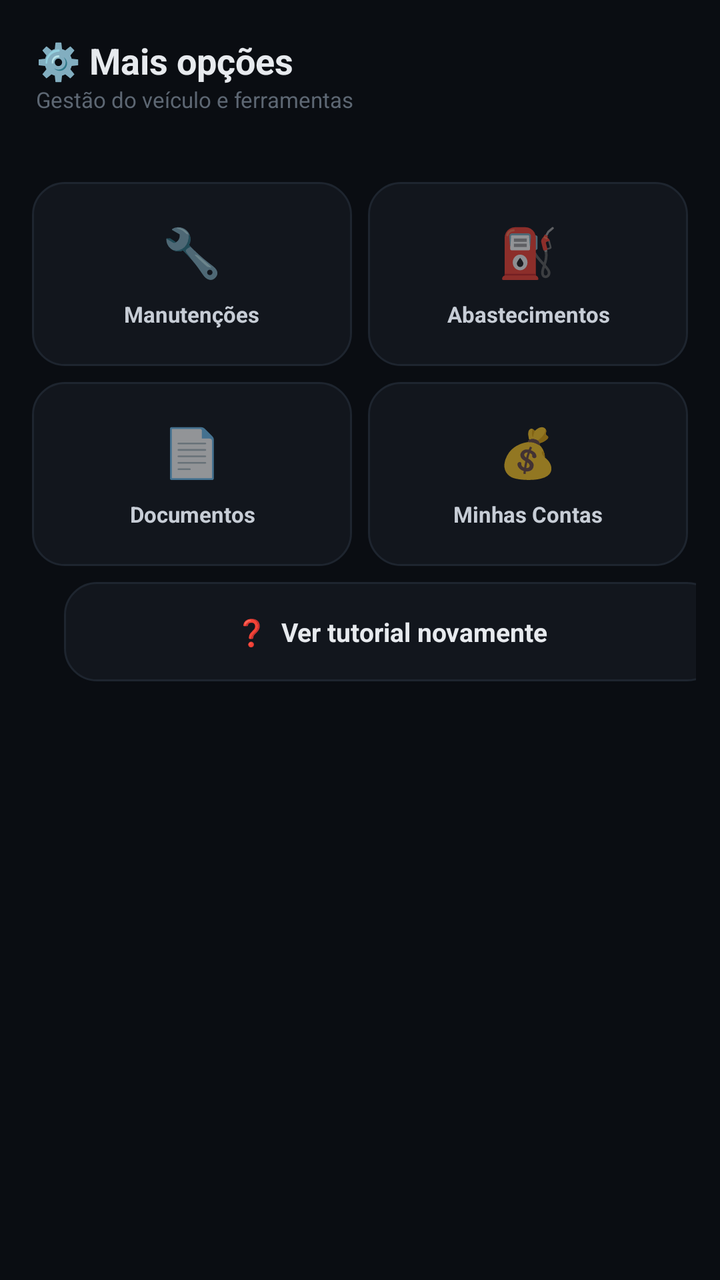
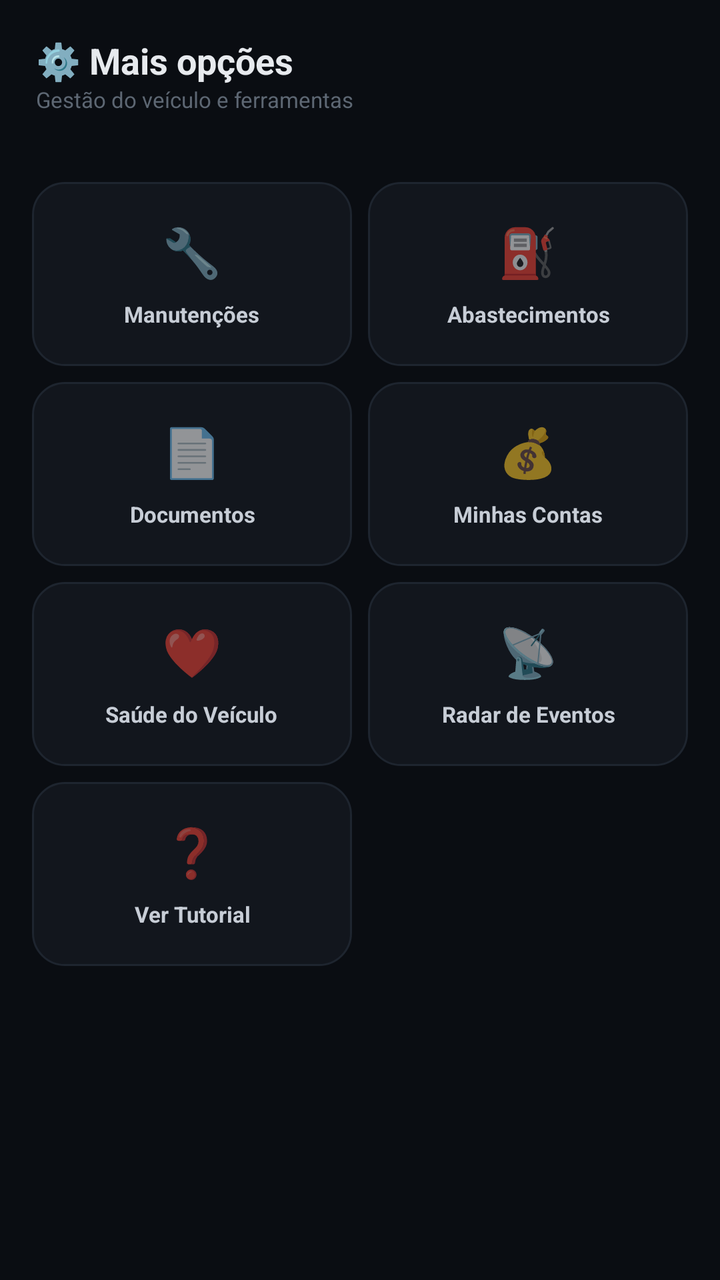

Screens rendered from an Android XML layout before and after an edit, with the pre-edit source and the edit as a unified diff.
<!-- AndroidManifest.xml: application theme Theme.MaterialComponents.DayNight.NoActionBar -->
<!-- res/layout/activity_mais_opcoes.xml -->
<?xml version="1.0" encoding="utf-8"?>
<ScrollView xmlns:android="http://schemas.android.com/apk/res/android"
    android:layout_width="match_parent"
    android:layout_height="match_parent"
    android:background="#0A0D12">

    <LinearLayout
        android:layout_width="match_parent"
        android:layout_height="wrap_content"
        android:orientation="vertical">

        <LinearLayout
            android:layout_width="match_parent"
            android:layout_height="wrap_content"
            android:orientation="vertical"
            android:padding="18dp"
            android:paddingBottom="10dp">

            <TextView
                android:layout_width="wrap_content"
                android:layout_height="wrap_content"
                android:text="⚙️ Mais opções"
                android:textColor="#E7EAEE"
                android:textSize="18sp"
                android:textStyle="bold" />

            <TextView
                android:layout_width="wrap_content"
                android:layout_height="wrap_content"
                android:text="Gestão do veículo e ferramentas"
                android:textColor="#5D6773"
                android:textSize="11sp" />
        </LinearLayout>

        <LinearLayout
            android:layout_width="match_parent"
            android:layout_height="wrap_content"
            android:orientation="vertical"
            android:padding="12dp">

            <LinearLayout
                android:layout_width="match_parent"
                android:layout_height="wrap_content"
                android:orientation="horizontal">

                <LinearLayout
                    android:id="@+id/btnManutencoes"
                    android:layout_width="0dp"
                    android:layout_height="92dp"
                    android:layout_weight="1"
                    android:layout_margin="4dp"
                    android:orientation="vertical"
                    android:gravity="center"
                    android:paddingStart="4dp"
                    android:paddingEnd="4dp"
                    android:background="@drawable/bg_card_dark"
                    android:clickable="true"
                    android:focusable="true">

                    <TextView
                        android:layout_width="wrap_content"
                        android:layout_height="wrap_content"
                        android:text="🔧"
                        android:textSize="24sp" />

                    <TextView
                        android:layout_width="wrap_content"
                        android:layout_height="wrap_content"
                        android:text="Manutenções"
                        android:textColor="#C7CDD6"
                        android:textSize="11sp"
                        android:textStyle="bold"
                        android:maxLines="1"
                        android:gravity="center"
                        android:layout_marginTop="8dp" />
                </LinearLayout>

                <LinearLayout
                    android:id="@+id/btnAbastecimentos"
                    android:layout_width="0dp"
                    android:layout_height="92dp"
                    android:layout_weight="1"
                    android:layout_margin="4dp"
                    android:orientation="vertical"
                    android:gravity="center"
                    android:paddingStart="4dp"
                    android:paddingEnd="4dp"
                    android:background="@drawable/bg_card_dark"
                    android:clickable="true"
                    android:focusable="true">

                    <TextView
                        android:layout_width="wrap_content"
                        android:layout_height="wrap_content"
                        android:text="⛽"
                        android:textSize="24sp" />

                    <TextView
                        android:layout_width="wrap_content"
                        android:layout_height="wrap_content"
                        android:text="Abastecimentos"
                        android:textColor="#C7CDD6"
                        android:textSize="11sp"
                        android:textStyle="bold"
                        android:maxLines="1"
                        android:gravity="center"
                        android:layout_marginTop="8dp" />
                </LinearLayout>
            </LinearLayout>

            <LinearLayout
                android:layout_width="match_parent"
                android:layout_height="wrap_content"
                android:orientation="horizontal">

                <LinearLayout
                    android:id="@+id/btnDocumentos"
                    android:layout_width="0dp"
                    android:layout_height="92dp"
                    android:layout_weight="1"
                    android:layout_margin="4dp"
                    android:orientation="vertical"
                    android:gravity="center"
                    android:paddingStart="4dp"
                    android:paddingEnd="4dp"
                    android:background="@drawable/bg_card_dark"
                    android:clickable="true"
                    android:focusable="true">

                    <TextView
                        android:layout_width="wrap_content"
                        android:layout_height="wrap_content"
                        android:text="📄"
                        android:textSize="24sp" />

                    <TextView
                        android:layout_width="wrap_content"
                        android:layout_height="wrap_content"
                        android:text="Documentos"
                        android:textColor="#C7CDD6"
                        android:textSize="11sp"
                        android:textStyle="bold"
                        android:maxLines="1"
                        android:gravity="center"
                        android:layout_marginTop="8dp" />
                </LinearLayout>

                <LinearLayout
                    android:id="@+id/btnContas"
                    android:layout_width="0dp"
                    android:layout_height="92dp"
                    android:layout_weight="1"
                    android:layout_margin="4dp"
                    android:orientation="vertical"
                    android:gravity="center"
                    android:paddingStart="4dp"
                    android:paddingEnd="4dp"
                    android:background="@drawable/bg_card_dark"
                    android:clickable="true"
                    android:focusable="true">

                    <TextView
                        android:layout_width="wrap_content"
                        android:layout_height="wrap_content"
                        android:text="💰"
                        android:textSize="24sp" />

                    <TextView
                        android:layout_width="wrap_content"
                        android:layout_height="wrap_content"
                        android:text="Minhas Contas"
                        android:textColor="#C7CDD6"
                        android:textSize="11sp"
                        android:textStyle="bold"
                        android:maxLines="1"
                        android:gravity="center"
                        android:layout_marginTop="8dp" />
                </LinearLayout>
            </LinearLayout>

            <LinearLayout
                android:layout_width="match_parent"
                android:layout_height="wrap_content"
                android:orientation="horizontal">

                <LinearLayout
                    android:id="@+id/btnSaudeVeiculo"
                    android:layout_width="0dp"
                    android:layout_height="92dp"
                    android:layout_weight="1"
                    android:layout_margin="4dp"
                    android:orientation="vertical"
                    android:gravity="center"
                    android:paddingStart="4dp"
                    android:paddingEnd="4dp"
                    android:background="@drawable/bg_card_dark"
                    android:clickable="true"
                    android:focusable="true">

                    <TextView
                        android:layout_width="wrap_content"
                        android:layout_height="wrap_content"
                        android:text="❤️"
                        android:textSize="24sp" />

                    <TextView
                        android:layout_width="wrap_content"
                        android:layout_height="wrap_content"
                        android:text="Saúde do Veículo"
                        android:textColor="#C7CDD6"
                        android:textSize="11sp"
                        android:textStyle="bold"
                        android:maxLines="1"
                        android:gravity="center"
                        android:layout_marginTop="8dp" />
                </LinearLayout>

                <LinearLayout
                    android:id="@+id/btnEventos"
                    android:layout_width="0dp"
                    android:layout_height="92dp"
                    android:layout_weight="1"
                    android:layout_margin="4dp"
                    android:orientation="vertical"
                    android:gravity="center"
                    android:paddingStart="4dp"
                    android:paddingEnd="4dp"
                    android:background="@drawable/bg_card_dark"
                    android:clickable="true"
                    android:focusable="true">

                    <TextView
                        android:layout_width="wrap_content"
                        android:layout_height="wrap_content"
                        android:text="📡"
                        android:textSize="24sp" />

                    <TextView
                        android:layout_width="wrap_content"
                        android:layout_height="wrap_content"
                        android:text="Radar de Eventos"
                        android:textColor="#C7CDD6"
                        android:textSize="11sp"
                        android:textStyle="bold"
                        android:maxLines="1"
                        android:gravity="center"
                        android:layout_marginTop="8dp" />
                </LinearLayout>
                
                <LinearLayout
                android:id="@+id/btnTutorial"
                android:layout_width="match_parent"
                android:layout_height="wrap_content"
                android:orientation="horizontal"
                android:gravity="center"
                android:background="@drawable/bg_card_dark"
                android:padding="16dp"
                android:layout_margin="4dp"
                android:clickable="true"
                android:focusable="true">

                <TextView
                    android:layout_width="wrap_content"
                    android:layout_height="wrap_content"
                    android:text="❓  Ver tutorial novamente"
                    android:textColor="#E7EAEE"
                    android:textSize="13sp"
                    android:textStyle="bold" />
            </LinearLayout>
            </LinearLayout>

        </LinearLayout>
    </LinearLayout>
</ScrollView>
<!-- resources referenced by this layout -->
<resources>
  <!-- drawable bg_card_dark (drawable) -->
  <?xml version="1.0" encoding="utf-8"?>
  <shape xmlns:android="http://schemas.android.com/apk/res/android" android:shape="rectangle">
      <solid android:color="#12161D" />
      <stroke android:width="1dp" android:color="#1E252F" />
      <corners android:radius="16dp" />
  </shape>
</resources>

<!-- the commit's change to res/layout/activity_mais_opcoes.xml (unified diff, before → after) -->
@@ -246,27 +246,51 @@
                         android:gravity="center"
                         android:layout_marginTop="8dp" />
                 </LinearLayout>
-                
-                <LinearLayout
-                android:id="@+id/btnTutorial"
-                android:layout_width="match_parent"
-                android:layout_height="wrap_content"
-                android:orientation="horizontal"
-                android:gravity="center"
-                android:background="@drawable/bg_card_dark"
-                android:padding="16dp"
-                android:layout_margin="4dp"
-                android:clickable="true"
-                android:focusable="true">
-
-                <TextView
-                    android:layout_width="wrap_content"
-                    android:layout_height="wrap_content"
-                    android:text="❓  Ver tutorial novamente"
-                    android:textColor="#E7EAEE"
-                    android:textSize="13sp"
-                    android:textStyle="bold" />
-            </LinearLayout>
+            </LinearLayout>
+
+            <LinearLayout
+                android:layout_width="match_parent"
+                android:layout_height="wrap_content"
+                android:orientation="horizontal">
+
+                <LinearLayout
+                    android:id="@+id/btnTutorial"
+                    android:layout_width="0dp"
+                    android:layout_height="92dp"
+                    android:layout_weight="1"
+                    android:layout_margin="4dp"
+                    android:orientation="vertical"
+                    android:gravity="center"
+                    android:paddingStart="4dp"
+                    android:paddingEnd="4dp"
+                    android:background="@drawable/bg_card_dark"
+                    android:clickable="true"
+                    android:focusable="true">
+
+                    <TextView
+                        android:layout_width="wrap_content"
+                        android:layout_height="wrap_content"
+                        android:text="❓"
+                        android:textSize="24sp" />
+
+                    <TextView
+                        android:layout_width="wrap_content"
+                        android:layout_height="wrap_content"
+                        android:text="Ver Tutorial"
+                        android:textColor="#C7CDD6"
+                        android:textSize="11sp"
+                        android:textStyle="bold"
+                        android:maxLines="1"
+                        android:gravity="center"
+                        android:layout_marginTop="8dp" />
+                </LinearLayout>
+
+                <View
+                    android:layout_width="0dp"
+                    android:layout_height="92dp"
+                    android:layout_weight="1"
+                    android:layout_margin="4dp"
+                    android:visibility="invisible" />
             </LinearLayout>
 
         </LinearLayout>
